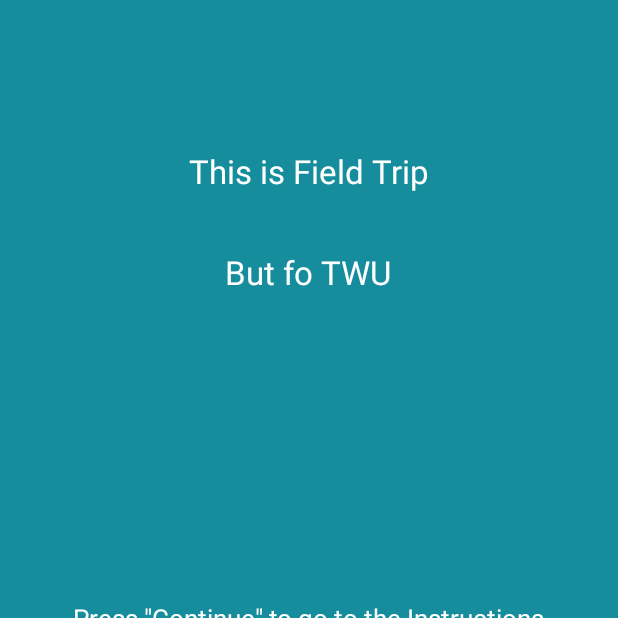
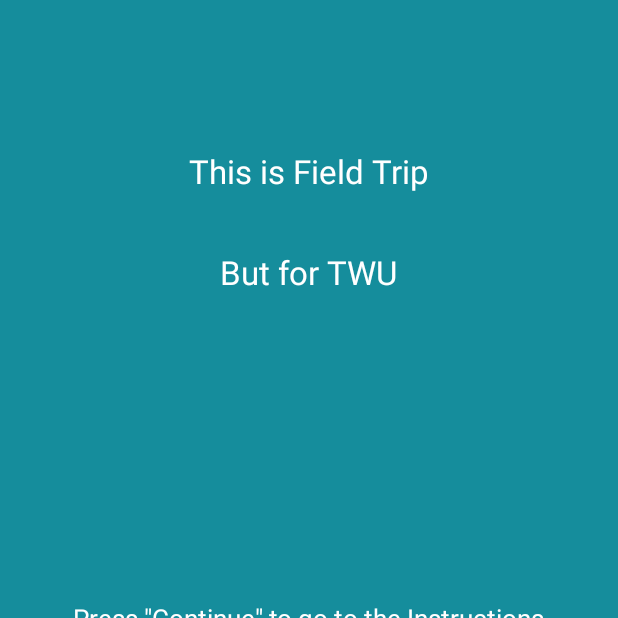
Before and after one commit to brittishsnow/UnofficialTWUCampusMapGame, an Android app: the screen it shows after launch (MainActivity), on a phone screen of 412 x 824 dp, the top half of it. Run offline under Robolectric (Android 15) with nearby library versions, the phone set to English and light mode, and no system bars.

Commit message:
Final Comments

```diff
--- a/app/src/main/AndroidManifest.xml
+++ b/app/src/main/AndroidManifest.xml
@@ -16,7 +16,7 @@
 
     <application
         android:allowBackup="true"
-        android:icon="@mipmap/ic_launcher"
+        android:icon="@mipmap/ic_launcher_"
         android:label="@string/app_name"
         android:theme="@style/AppTheme" >
         <meta-data
--- a/app/src/main/res/layout/activity_main.xml
+++ b/app/src/main/res/layout/activity_main.xml
@@ -28,7 +28,7 @@
         android:layout_width="wrap_content"
         android:layout_height="wrap_content"
         android:textAppearance="?android:attr/textAppearanceLarge"
-        android:text="But fo TWU"
+        android:text="But for TWU"
         android:id="@+id/textView"
         android:layout_below="@+id/textView2"
         android:layout_centerHorizontal="true"
--- a/app/src/main/res/values/strings.xml
+++ b/app/src/main/res/values/strings.xml
@@ -1,6 +1,6 @@
 <resources>
     //App
-    <string name="app_name">TWU Campus Map Game</string>
+    <string name="app_name">TWU Feild Trip</string>
     <string name="action_settings">Settings</string>
     <string name="title_activity_stat_game">StatGame</string>
     <string name="hello_world">Hello world!</string>
```
Also changed, not shown: app/src/main/java/com/maxstow/unofficialtwucampusmapgame/StartGame.java (+41 -6 lines), app/src/main/res/mipmap-hdpi/ic_launcher.png (deleted), app/src/main/res/mipmap-hdpi/ic_launcher_.png (added), app/src/main/res/mipmap-mdpi/ic_launcher.png (deleted), app/src/main/res/mipmap-mdpi/ic_launcher_.png (added), app/src/main/res/mipmap-xhdpi/ic_launcher.png (deleted), app/src/main/res/mipmap-xhdpi/ic_launcher_.png (added), app/src/main/res/mipmap-xxhdpi/ic_launcher.png (deleted), app/src/main/res/mipmap-xxhdpi/ic_launcher_.png (added).
